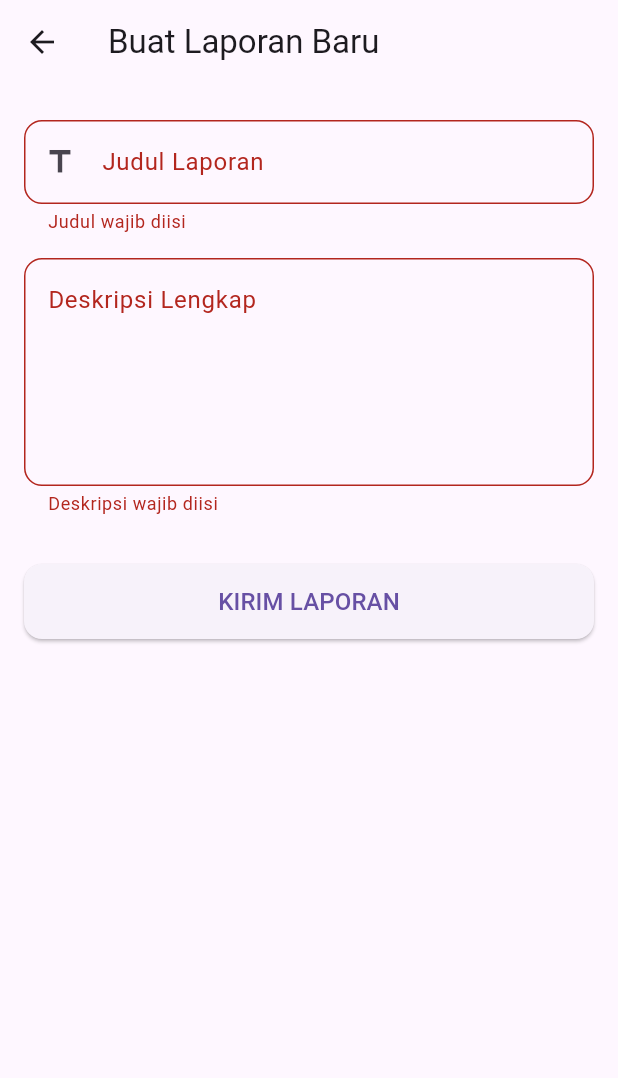
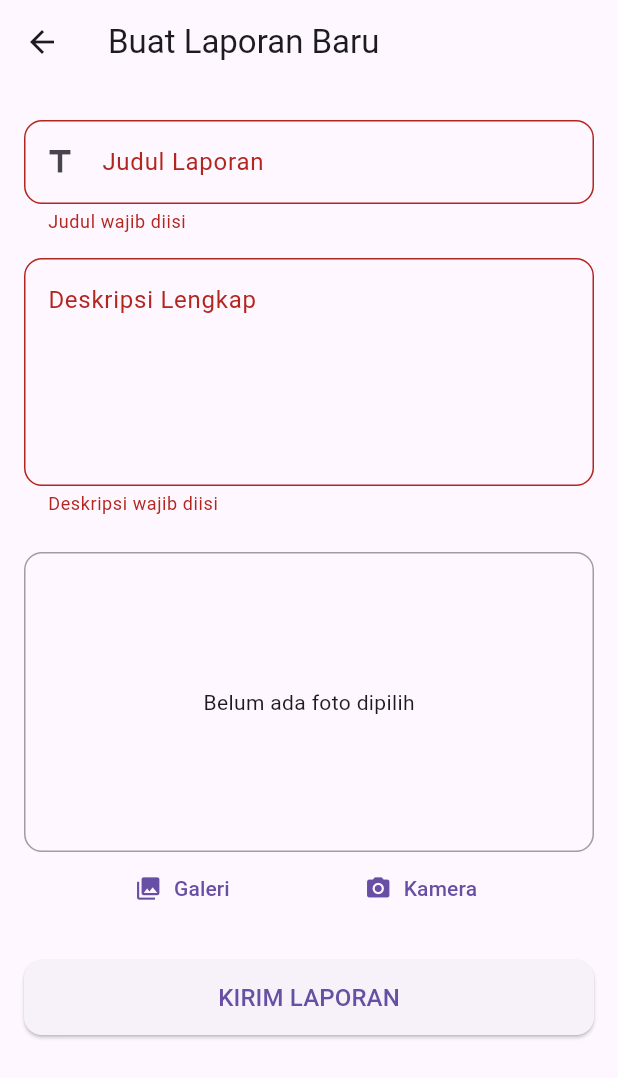
Before and after one commit to Kifansa/mobile_app_lapor_balongmojo, a Flutter app: the FormLaporanScreen screen opened directly, after a tap on "KIRIM LAPORAN", on a phone screen of 412 x 824 dp. Shown: the top 1078 px of the screen. Run offline on Flutter 3.47's test engine with Material 3 defaults, Android fonts, the phone set to English and light mode, and no system bars; our stand-ins replace flutter_secure_storage, image_picker, shared_preferences; accounts and stored records are empty.

Commit message:
penambahan fitur upload gambar dan tolak warga yang tidak terverifikasi

```diff
--- a/lapor_balongmojo/lib/providers/laporan_provider.dart
+++ b/lapor_balongmojo/lib/providers/laporan_provider.dart
@@ -31,9 +31,10 @@ class LaporanProvider with ChangeNotifier {
   }
 
   // Menambah laporan baru
-  Future<void> addLaporan(String judul, String deskripsi) async {
+  Future<void> addLaporan(String judul, String deskripsi, String? fotoUrl) async {
     try {
-      await _apiService.postLaporan(judul, deskripsi);
+      await _apiService.postLaporan(judul, deskripsi, fotoUrl);
+
       await fetchLaporan();
     } catch (e) {
       rethrow;
--- a/lapor_balongmojo/lib/screens/masyarakat/form_laporan_screen.dart
+++ b/lapor_balongmojo/lib/screens/masyarakat/form_laporan_screen.dart
@@ -1,5 +1,8 @@
+import 'dart:io';
 import 'package:flutter/material.dart';
+import 'package:image_picker/image_picker.dart';
 import 'package:lapor_balongmojo/providers/laporan_provider.dart';
+import 'package:lapor_balongmojo/services/api_service.dart';
 import 'package:lapor_balongmojo/widgets/custom_textfield.dart';
 import 'package:lapor_balongmojo/widgets/primary_button.dart';
 import 'package:provider/provider.dart';
@@ -15,7 +18,44 @@ class _FormLaporanScreenState extends State<FormLaporanScreen> {
   final _formKey = GlobalKey<FormState>();
   final _judulController = TextEditingController();
   final _deskripsiController = TextEditingController();
+  File? _pickedImage;
+  final ImagePicker _picker = ImagePicker();
   bool _isLoading = false;
+  final ApiService _apiService = ApiService();
+
+  Future<void> _pickImage(ImageSource source) async {
+    try {
+      final XFile? image = await _picker.pickImage(source: source);
+      if (image == null) return;
+
+      final File imageFile = File(image.path);
+      final int fileSize = await imageFile.length();
+      final double fileSizeInMB = fileSize / (1024 * 1024);
+
+      if (fileSizeInMB > 2.0) {
+        if (!mounted) return;
+        showDialog(
+          context: context,
+          builder: (ctx) => AlertDialog(
+            title: const Text('Ukuran File Terlalu Besar'),
+            content: const Text('Ukuran foto tidak boleh melebihi 2 MB.'),
+            actions: [
+              TextButton(onPressed: () => Navigator.of(ctx).pop(), child: const Text('OK'))
+            ],
+          ),
+        );
+        return;
+      }
+
+      setState(() {
+        _pickedImage = imageFile;
+      });
+    } catch (e) {
+      ScaffoldMessenger.of(context).showSnackBar(
+        SnackBar(content: Text('Gagal mengambil gambar: $e')),
+      );
+    }
+  }
 
   Future<void> _submitLaporan() async {
     if (!_formKey.currentState!.validate()) return;
@@ -23,8 +63,17 @@ class _FormLaporanScreenState extends State<FormLaporanScreen> {
     setState(() { _isLoading = true; });
 
     try {
+      String? uploadedFotoUrl;
+      if (_pickedImage != null) {
+        uploadedFotoUrl = await _apiService.uploadImage(_pickedImage!);
+      }
+      if (!mounted) return;
       await Provider.of<LaporanProvider>(context, listen: false)
-          .addLaporan(_judulController.text, _deskripsiController.text);
+          .addLaporan(
+              _judulController.text,
+              _deskripsiController.text,
+              uploadedFotoUrl
+      );
 
       ScaffoldMessenger.of(context).showSnackBar(
         const SnackBar(content: Text('Laporan berhasil dikirim!'))
@@ -71,7 +120,35 @@ class _FormLaporanScreenState extends State<FormLaporanScreen> {
                   validator: (val) => val!.isEmpty ? 'Deskripsi wajib diisi' : null,
                 ),
               ),
-              // TODO: Tambahkan field untuk upload foto di sini
+              const SizedBox(height: 16),
+              Container(
+                width: double.infinity,
+                height: 200,
+                decoration: BoxDecoration(
+                  border: Border.all(color: Colors.grey),
+                  borderRadius: BorderRadius.circular(12),
+                ),
+                child: _pickedImage != null
+                    ? Image.file(_pickedImage!, fit: BoxFit.cover)
+                    : const Center(
+                        child: Text('Belum ada foto dipilih'),
+                      ),
+              ),
+              Row(
+                mainAxisAlignment: MainAxisAlignment.spaceEvenly,
+                children: [
+                  TextButton.icon(
+                    icon: const Icon(Icons.photo_library),
+                    label: const Text('Galeri'),
+                    onPressed: () => _pickImage(ImageSource.gallery),
+                  ),
+                  TextButton.icon(
+                    icon: const Icon(Icons.camera_alt),
+                    label: const Text('Kamera'),
+                    onPressed: () => _pickImage(ImageSource.camera),
+                  ),
+                ],
+              ),
               const SizedBox(height: 24),
               PrimaryButton(
                 text: 'KIRIM LAPORAN',
--- a/lapor_balongmojo/pubspec.yaml
+++ b/lapor_balongmojo/pubspec.yaml
@@ -34,6 +34,9 @@ dependencies:
   http: ^1.1.0
   flutter_secure_storage: ^9.0.0
   shared_preferences: ^2.0.0
+  image_picker: ^1.0.7
+  http_parser: ^4.0.2
+  path: ^1.9.0
 
   # The following adds the Cupertino Icons font to your application.
   # Use with the CupertinoIcons class for iOS style icons.
--- a/lapor_balongmojo_api/package.json
+++ b/lapor_balongmojo_api/package.json
@@ -17,6 +17,7 @@
     "dotenv": "^17.2.3",
     "express": "^5.1.0",
     "jsonwebtoken": "^9.0.2",
+    "multer": "^2.0.2",
     "mysql2": "^3.15.3"
   },
   "devDependencies": {
```
Also changed, not shown: lapor_balongmojo/lib/screens/perangkat/form_berita_screen.dart (+79 -0 lines), lapor_balongmojo/lib/screens/perangkat/verifikasi_user_screen.dart (+29 -4 lines), lapor_balongmojo/lib/services/api_service.dart (+56 -4 lines), lapor_balongmojo/pubspec.lock, lapor_balongmojo_api/package-lock.json, 15 other files.
